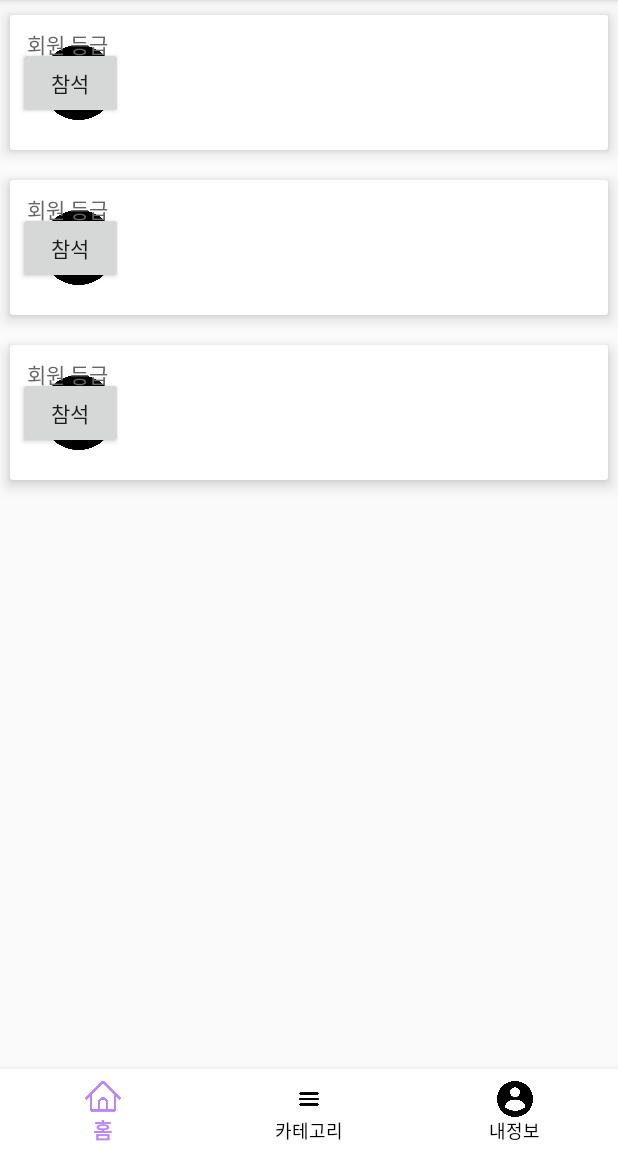
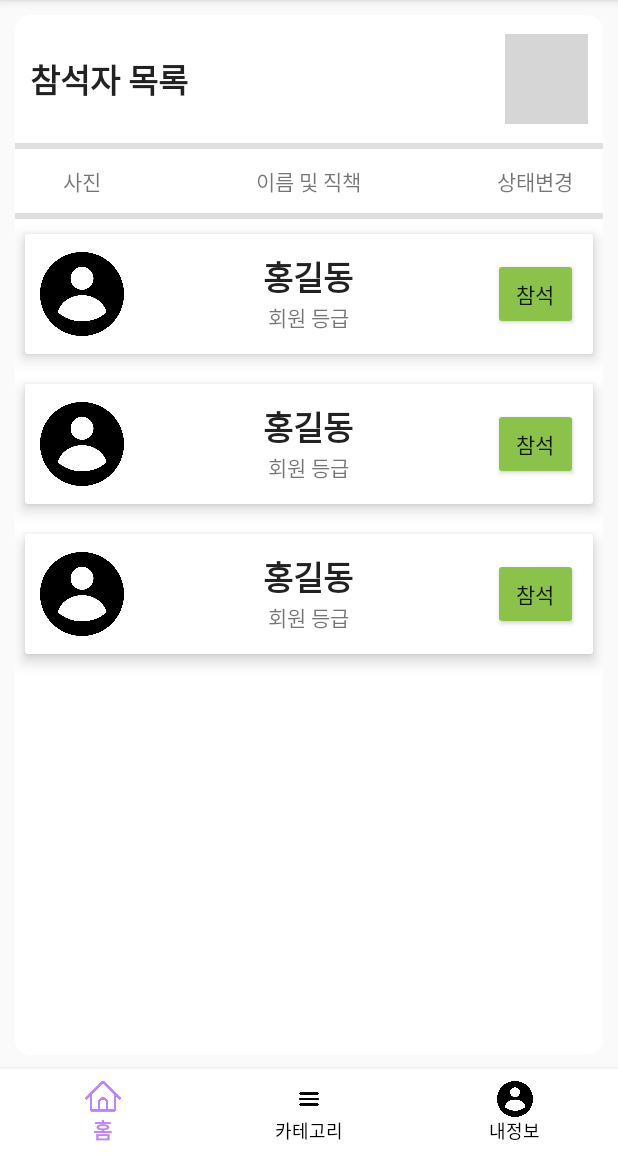
Before and after one commit to deliciousqoo/2022-JongP-TeamProject, an Android app: the layout activity_attendance.xml on its own in the app's theme, with its tools: preview values and no code run, on a phone screen of 412 x 824 dp, the part 83-1236 px from its top. Run offline under Robolectric (Android 15) with nearby library versions, the phone set to English and light mode, and no system bars; grey boxes are pictures that could not be loaded.

Commit message:
참석자 목록 (상태 변경 창) xml 제작 완료

```diff
--- a/kotlin-project/app/src/main/res/layout/activity_attendance.xml
+++ b/kotlin-project/app/src/main/res/layout/activity_attendance.xml
@@ -34,21 +34,126 @@
         app:menu="@menu/menu_bottom"
         />
 
+    <androidx.cardview.widget.CardView
+        android:layout_width="match_parent"
+        android:layout_height="match_parent"
+        android:layout_marginVertical="65.5dp"
+        android:layout_marginStart="10dp"
+        android:layout_marginTop="10dp"
+        android:layout_marginEnd="10dp"
+        android:layout_marginBottom="10dp"
+        android:layout_weight="1"
+        app:cardCornerRadius="10dp"
+        app:cardPreventCornerOverlap="true">
+
         <LinearLayout
             android:layout_width="match_parent"
             android:layout_height="match_parent"
-        android:layout_marginVertical="55.5dp"
             android:orientation="vertical">
+
+            <LinearLayout
+                android:layout_width="match_parent"
+                android:layout_height="0dp"
+                android:layout_weight="0.2"
+                android:orientation="horizontal">
+
+                <TextView
+                    android:id="@+id/textView"
+                    android:layout_width="0dp"
+                    android:layout_height="match_parent"
+                    android:layout_marginHorizontal="10dp"
+                    android:layout_weight="1"
+                    android:gravity="center|left"
+                    android:text="참석자 목록"
+                    android:textAppearance="@style/TextAppearance.AppCompat.Large"
+                    android:textStyle="bold" />
+
+                <Space
+                    android:layout_width="0dp"
+                    android:layout_height="match_parent"
+                    android:layout_marginHorizontal="10dp"
+                    android:layout_weight="1.5" />
+
+                <ImageButton
+                    android:id="@+id/imageButton2"
+                    android:layout_width="0dp"
+                    android:layout_height="60dp"
+                    android:layout_gravity="center|right"
+                    android:layout_marginHorizontal="10dp"
+                    android:layout_weight="0.5"
+                    app:srcCompat="@drawable/car_ui_icon_search" />
+
+            </LinearLayout>
+
+            <View
+                android:id="@+id/divider"
+                android:layout_width="match_parent"
+                android:layout_height="4dp"
+                android:layout_weight="0"
+                android:background="?android:attr/listDivider" />
+
+            <LinearLayout
+                android:layout_width="match_parent"
+                android:layout_height="0dp"
+                android:layout_marginHorizontal="7dp"
+                android:layout_weight="0.1"
+                android:orientation="horizontal">
+
+                <TextView
+                    android:id="@+id/textView4"
+                    android:layout_width="0dp"
+                    android:layout_height="match_parent"
+                    android:layout_weight="1"
+                    android:gravity="center"
+                    android:text="사진" />
+
+                <Space
+                    android:layout_width="0dp"
+                    android:layout_height="wrap_content"
+                    android:layout_weight="1" />
+
+                <TextView
+                    android:id="@+id/textView7"
+                    android:layout_width="0dp"
+                    android:layout_height="match_parent"
+                    android:layout_weight="1"
+                    android:gravity="center"
+                    android:text="이름 및 직책" />
+
+                <Space
+                    android:layout_width="0dp"
+                    android:layout_height="wrap_content"
+                    android:layout_weight="1" />
+
+                <TextView
+                    android:id="@+id/textView3"
+                    android:layout_width="0dp"
+                    android:layout_height="match_parent"
+                    android:layout_weight="1"
+                    android:gravity="center"
+                    android:text="상태변경" />
+            </LinearLayout>
+
+            <View
+                android:id="@+id/divider2"
+                android:layout_width="match_parent"
+                android:layout_height="4dp"
+                android:layout_weight="0"
+                android:background="?android:attr/listDivider" />
 
             <androidx.recyclerview.widget.RecyclerView
                 android:id="@+id/lstCompany"
                 android:layout_width="match_parent"
-            android:layout_height="match_parent"
+                android:layout_height="0dp"
+                android:layout_weight="1.3"
                 app:layoutManager="androidx.recyclerview.widget.LinearLayoutManager"
                 tools:listitem="@layout/item_view">
 
             </androidx.recyclerview.widget.RecyclerView>
+
         </LinearLayout>
+
+    </androidx.cardview.widget.CardView>
 
 
 </RelativeLayout>
--- a/kotlin-project/app/src/main/res/layout/fagment_attendance_mid.xml
+++ /dev/null
@@ -1,72 +0,0 @@
-<?xml version="1.0" encoding="utf-8"?>
-<androidx.constraintlayout.widget.ConstraintLayout xmlns:android="http://schemas.android.com/apk/res/android"
-    xmlns:app="http://schemas.android.com/apk/res-auto"
-    xmlns:tools="http://schemas.android.com/tools"
-    android:layout_width="match_parent"
-    android:layout_height="match_parent">
-
-    <TextView
-        android:id="@+id/textView"
-        android:layout_width="wrap_content"
-        android:layout_height="wrap_content"
-        android:layout_marginStart="32dp"
-        android:text="참석자 목록"
-        android:textAppearance="@style/TextAppearance.AppCompat.Large"
-        app:layout_constraintBottom_toTopOf="@+id/divider"
-        app:layout_constraintStart_toStartOf="parent"
-        app:layout_constraintTop_toTopOf="parent" />
-
-    <SearchView
-        android:layout_width="wrap_content"
-        android:layout_height="wrap_content"
-        android:layout_marginEnd="32dp"
-        app:layout_constraintBottom_toBottomOf="@+id/divider"
-        app:layout_constraintEnd_toEndOf="parent"
-        app:layout_constraintTop_toTopOf="parent" />
-
-    <View
-        android:id="@+id/divider"
-        android:layout_width="409dp"
-        android:layout_height="1dp"
-        android:background="?android:attr/listDivider"
-        tools:layout_editor_absoluteX="1dp"
-        tools:layout_editor_absoluteY="91dp" />
-
-    <View
-        android:id="@+id/divider2"
-        android:layout_width="409dp"
-        android:layout_height="1dp"
-        android:background="?android:attr/listDivider"
-        tools:layout_editor_absoluteX="1dp"
-        tools:layout_editor_absoluteY="129dp" />
-
-    <TextView
-        android:id="@+id/textView2"
-        android:layout_width="wrap_content"
-        android:layout_height="wrap_content"
-        android:layout_marginStart="25dp"
-        android:text="TextView"
-        app:layout_constraintBottom_toTopOf="@+id/divider2"
-        app:layout_constraintStart_toStartOf="parent"
-        app:layout_constraintTop_toBottomOf="@+id/divider" />
-
-    <TextView
-        android:id="@+id/textView3"
-        android:layout_width="wrap_content"
-        android:layout_height="wrap_content"
-        android:text="TextView"
-        app:layout_constraintBottom_toTopOf="@+id/divider2"
-        app:layout_constraintEnd_toStartOf="@+id/textView4"
-        app:layout_constraintStart_toEndOf="@+id/textView2"
-        app:layout_constraintTop_toBottomOf="@+id/divider" />
-
-    <TextView
-        android:id="@+id/textView4"
-        android:layout_width="wrap_content"
-        android:layout_height="wrap_content"
-        android:layout_marginEnd="25dp"
-        android:text="TextView"
-        app:layout_constraintBottom_toTopOf="@+id/divider2"
-        app:layout_constraintEnd_toEndOf="parent"
-        app:layout_constraintTop_toBottomOf="@+id/divider" />
-</androidx.constraintlayout.widget.ConstraintLayout>
--- a/kotlin-project/app/src/main/res/layout/item_view.xml
+++ b/kotlin-project/app/src/main/res/layout/item_view.xml
@@ -3,66 +3,68 @@
     xmlns:app="http://schemas.android.com/apk/res-auto"
     xmlns:tools="http://schemas.android.com/tools"
     android:layout_width="match_parent"
-    android:layout_height="wrap_content"
+    android:layout_height="100dp"
     app:cardElevation="6dp"
     app:cardUseCompatPadding="true">
 
-    <androidx.constraintlayout.widget.ConstraintLayout
-        android:id="@+id/tvItem"
+    <LinearLayout
         android:layout_width="match_parent"
-        android:layout_height="90dp"
-        android:orientation="horizontal"
-        android:padding="5dp">
-
+        android:layout_height="match_parent"
+        android:orientation="horizontal">
 
         <ImageView
-            android:id="@+id/imgUser_icon"
-            android:layout_width="50dp"
-            android:layout_height="50dp"
-            android:layout_marginStart="15dp"
-            android:layout_marginTop="1dp"
-            android:layout_marginBottom="1dp"
-            android:background="@drawable/mypage"
-            app:layout_constraintBottom_toBottomOf="parent"
-            app:layout_constraintStart_toStartOf="parent"
-            app:layout_constraintTop_toTopOf="parent" />
+            android:id="@+id/imageView"
+            android:layout_width="0dp"
+            android:layout_height="wrap_content"
+            android:layout_gravity="center"
+            android:layout_margin="10dp"
+            android:layout_weight="1"
+            app:srcCompat="@drawable/mypage" />
 
-        <TextView
-            android:id="@+id/nameUser"
+        <Space
             android:layout_width="wrap_content"
             android:layout_height="wrap_content"
-            android:paddingTop="3dp"
-            android:paddingBottom="3dp"
-            android:textAppearance="@style/TextAppearance.AppCompat.Body1"
-            android:textColor="#000000"
-            android:textSize="17dp"
-            android:textStyle="bold"
-            app:layout_constraintBottom_toTopOf="@+id/tecUser"
-            app:layout_constraintEnd_toStartOf="@+id/button"
-            app:layout_constraintStart_toEndOf="@+id/imgUser_icon"
-            tools:text="홍길동" />
+            android:layout_weight="1" />
 
-        <TextView
-            android:id="@+id/tecUser"
+        <LinearLayout
+            android:layout_width="0dp"
+            android:layout_height="match_parent"
+            android:layout_weight="2"
+            android:orientation="vertical">
+
+            <TextView
+                android:id="@+id/textView5"
+                android:layout_width="match_parent"
+                android:layout_height="0dp"
+                android:layout_weight="1.3"
+                android:gravity="bottom|center"
+                android:text="홍길동"
+                android:textAppearance="@style/TextAppearance.AppCompat.Large"
+                android:textStyle="bold" />
+
+            <TextView
+                android:id="@+id/textView6"
+                android:layout_width="match_parent"
+                android:layout_height="0dp"
+                android:layout_weight="1"
+                android:gravity="center|top"
+                android:text="회원 등급" />
+        </LinearLayout>
+
+        <Space
             android:layout_width="wrap_content"
             android:layout_height="wrap_content"
-            android:paddingTop="3dp"
-            android:paddingBottom="3dp"
-            android:textColor="#666666"
-            android:textSize="14dp"
-            app:layout_constraintEnd_toStartOf="@+id/button"
-            app:layout_constraintStart_toEndOf="@+id/imgUser_icon"
-            tools:layout_editor_absoluteY="44dp"
-            tools:text="회원 등급" />
+            android:layout_weight="1" />
 
         <Button
-            android:id="@+id/button"
-            android:layout_width="70dp"
+            android:id="@+id/button7"
+            android:layout_width="0dp"
             android:layout_height="wrap_content"
-            android:text="참석"
-            app:layout_constraintBottom_toBottomOf="parent"
-            app:layout_constraintTop_toTopOf="parent"
-            tools:layout_editor_absoluteX="295dp" />
-    </androidx.constraintlayout.widget.ConstraintLayout>
+            android:layout_gravity="center"
+            android:layout_margin="10dp"
+            android:layout_weight="1"
+            android:backgroundTint="#8BC34A"
+            android:text="참석" />
 
+    </LinearLayout>
 </androidx.cardview.widget.CardView>
```
Lines whose indentation alone changed are shown as unchanged.
